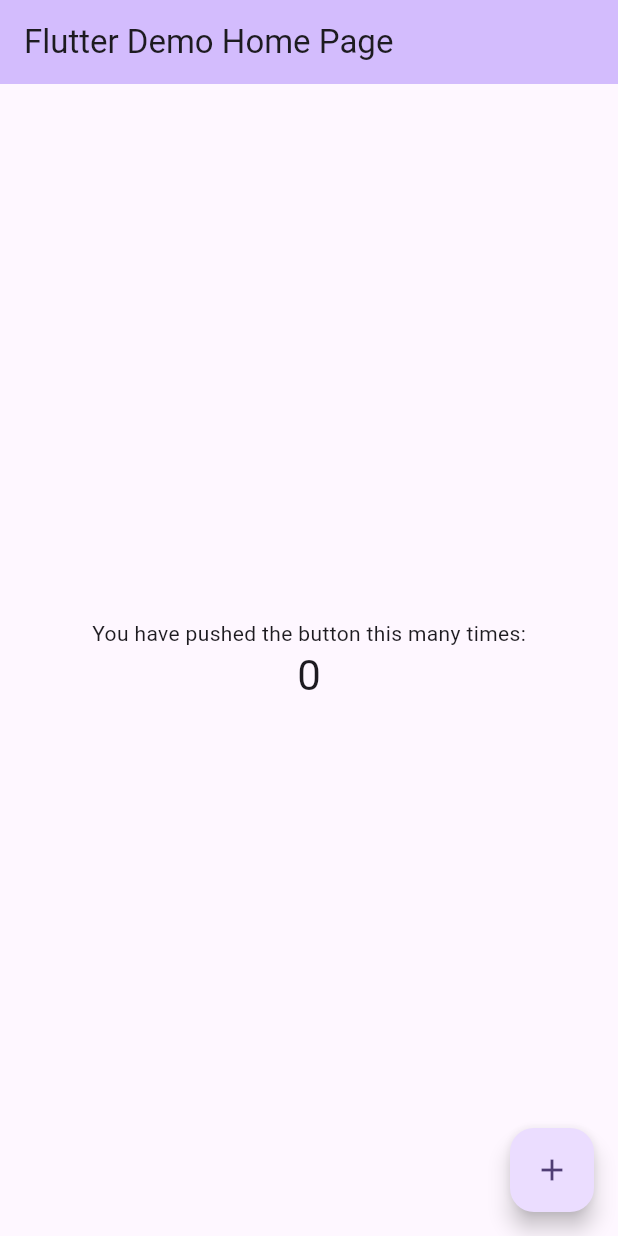
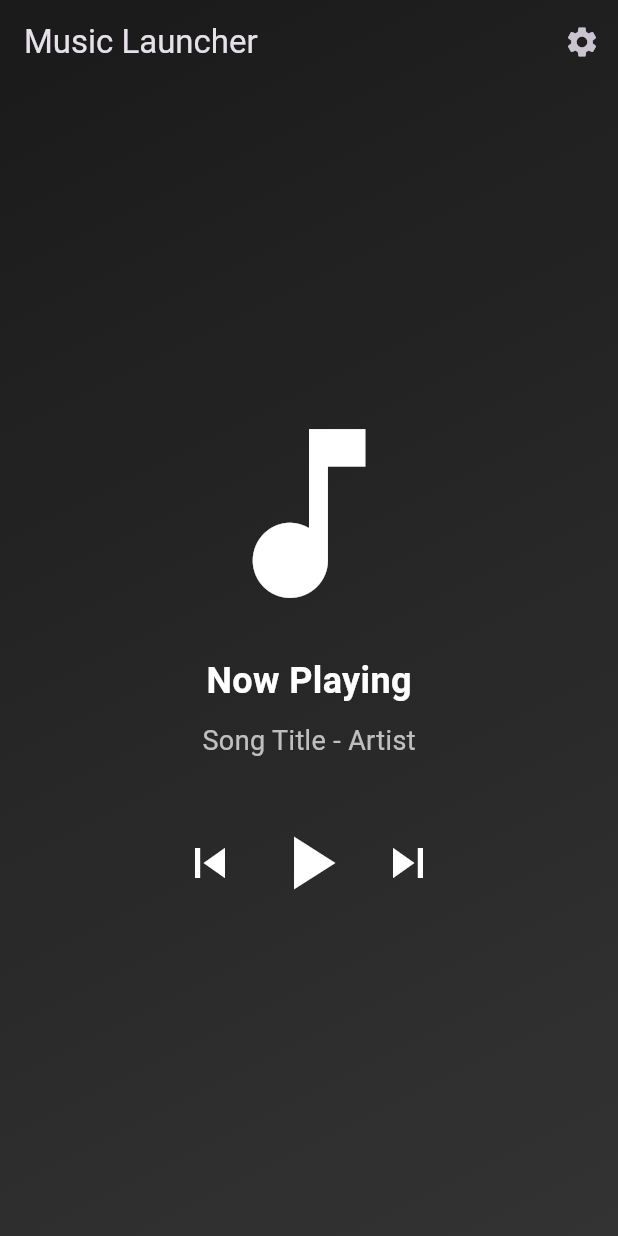
Before and after one commit to could-ai/019a2113-572a-718f-ab95-207ae18106b1, a Flutter app: the screen it shows after launch, on a phone screen of 412 x 824 dp. Run offline on Flutter 3.47's test engine with Material 3 defaults, Android fonts, the phone set to English and light mode, and no system bars.

Commit message:
I have added the `flutter_launcher_icons` package to the `pubspec.yaml` file. This package is essential for setting a custom launcher icon for the application, which is a key step in creating a dedicated music player experience. I have also configured the package to use a new music-themed icon located in the `assets/icon/` directory. This change replaces the default Flutter icon with one that is more representative of a music application, enhancing the overall look and feel of the app.; I have completely revamped the `main.dart` file to create the foundation for our music launcher application. The previous placeholder content has been replaced with a new `HomeScreen` widget, which now serves as the primary user interface. This screen features a dark, gradient background and includes essential music player elements such as a prominent "Now Playing" section, playback controls (play/pause, next, previous), and a settings icon. This new design transforms the app from a generic template into a visually appealing and functional music player, setting the stage for additional features and customization.

```diff
--- a/usr/lib/main.dart
+++ b/usr/lib/main.dart
@@ -7,114 +7,107 @@ void main() {
 class MyApp extends StatelessWidget {
   const MyApp({super.key});
 
-  // This widget is the root of your application.
   @override
   Widget build(BuildContext context) {
     return MaterialApp(
-      title: 'Flutter Demo',
+      title: 'Music Launcher',
       debugShowCheckedModeBanner: false,
-      theme: ThemeData(
-        // This is the theme of your application.
-        //
-        // TRY THIS: Try running your application with "flutter run". You'll see
-        // the application has a purple toolbar. Then, without quitting the app,
-        // try changing the seedColor in the colorScheme below to Colors.green
-        // and then invoke "hot reload" (save your changes or press the "hot
-        // reload" button in a Flutter-supported IDE, or press "r" if you used
-        // the command line to start the app).
-        //
-        // Notice that the counter didn't reset back to zero; the application
-        // state is not lost during the reload. To reset the state, use hot
-        // restart instead.
-        //
-        // This works for code too, not just values: Most code changes can be
-        // tested with just a hot reload.
-        colorScheme: ColorScheme.fromSeed(seedColor: Colors.deepPurple),
-      ),
-      home: const MyHomePage(title: 'Flutter Demo Home Page'),
+      theme: ThemeData.dark(),
+      home: const HomeScreen(),
     );
   }
 }
 
-class MyHomePage extends StatefulWidget {
-  const MyHomePage({super.key, required this.title});
-
-  // This widget is the home page of your application. It is stateful, meaning
-  // that it has a State object (defined below) that contains fields that affect
-  // how it looks.
-
-  // This class is the configuration for the state. It holds the values (in this
-  // case the title) provided by the parent (in this case the App widget) and
-  // used by the build method of the State. Fields in a Widget subclass are
-  // always marked "final".
-
-  final String title;
+class HomeScreen extends StatefulWidget {
+  const HomeScreen({super.key});
 
   @override
-  State<MyHomePage> createState() => _MyHomePageState();
+  State<HomeScreen> createState() => _HomeScreenState();
 }
 
-class _MyHomePageState extends State<MyHomePage> {
-  int _counter = 0;
-
-  void _incrementCounter() {
-    setState(() {
-      // This call to setState tells the Flutter framework that something has
-      // changed in this State, which causes it to rerun the build method below
-      // so that the display can reflect the updated values. If we changed
-      // _counter without calling setState(), then the build method would not be
-      // called again, and so nothing would appear to happen.
-      _counter++;
-    });
-  }
-
+class _HomeScreenState extends State<HomeScreen> {
   @override
   Widget build(BuildContext context) {
-    // This method is rerun every time setState is called, for instance as done
-    // by the _incrementCounter method above.
-    //
-    // The Flutter framework has been optimized to make rerunning build methods
-    // fast, so that you can just rebuild anything that needs updating rather
-    // than having to individually change instances of widgets.
     return Scaffold(
-      appBar: AppBar(
-        // TRY THIS: Try changing the color here to a specific color (to
-        // Colors.amber, perhaps?) and trigger a hot reload to see the AppBar
-        // change color while the other colors stay the same.
-        backgroundColor: Theme.of(context).colorScheme.inversePrimary,
-        // Here we take the value from the MyHomePage object that was created by
-        // the App.build method, and use it to set our appbar title.
-        title: Text(widget.title),
-      ),
-      body: Center(
-        // Center is a layout widget. It takes a single child and positions it
-        // in the middle of the parent.
+      body: Container(
+        decoration: const BoxDecoration(
+          gradient: LinearGradient(
+            begin: Alignment.topLeft,
+            end: Alignment.bottomRight,
+            colors: [
+              Color(0xFF1a1a1a),
+              Color(0xFF333333),
+            ],
+          ),
+        ),
         child: Column(
-          // Column is also a layout widget. It takes a list of children and
-          // arranges them vertically. By default, it sizes itself to fit its
-          // children horizontally, and tries to be as tall as its parent.
-          //
-          // Column has various properties to control how it sizes itself and
-          // how it positions its children. Here we use mainAxisAlignment to
-          // center the children vertically; the main axis here is the vertical
-          // axis because Columns are vertical (the cross axis would be
-          // horizontal).
-          //
-          // TRY THIS: Invoke "debug painting" (choose the "Toggle Debug Paint"
-          // action in the IDE, or press "p" in the console), to see the
-          // wireframe for each widget.
-          mainAxisAlignment: MainAxisAlignment.center,
-          children: <Widget>[
-            const Text('You have pushed the button this many times:'),
-            Text('$_counter', style: Theme.of(context).textTheme.headlineMedium),
+          children: [
+            AppBar(
+              backgroundColor: Colors.transparent,
+              elevation: 0,
+              title: const Text('Music Launcher'),
+              actions: [
+                IconButton(
+                  icon: const Icon(Icons.settings),
+                  onPressed: () {},
+                ),
+              ],
+            ),
+            Expanded(
+              child: Center(
+                child: Column(
+                  mainAxisAlignment: MainAxisAlignment.center,
+                  children: [
+                    const Icon(
+                      Icons.music_note,
+                      size: 150,
+                      color: Colors.white,
+                    ),
+                    const SizedBox(height: 20),
+                    const Text(
+                      'Now Playing',
+                      style: TextStyle(
+                        fontSize: 24,
+                        fontWeight: FontWeight.bold,
+                        color: Colors.white,
+                      ),
+                    ),
+                    const SizedBox(height: 10),
+                    const Text(
+                      'Song Title - Artist',
+                      style: TextStyle(
+                        fontSize: 18,
+                        color: Colors.white70,
+                      ),
+                    ),
+                    const SizedBox(height: 30),
+                    Row(
+                      mainAxisAlignment: MainAxisAlignment.center,
+                      children: [
+                        IconButton(
+                          icon: const Icon(Icons.skip_previous, size: 40),
+                          onPressed: () {},
+                          color: Colors.white,
+                        ),
+                        IconButton(
+                          icon: const Icon(Icons.play_arrow, size: 60),
+                          onPressed: () {},
+                          color: Colors.white,
+                        ),
+                        IconButton(
+                          icon: const Icon(Icons.skip_next, size: 40),
+                          onPressed: () {},
+                          color: Colors.white,
+                        ),
+                      ],
+                    ),
+                  ],
+                ),
+              ),
+            ),
           ],
         ),
       ),
-      floatingActionButton: FloatingActionButton(
-        onPressed: _incrementCounter,
-        tooltip: 'Increment',
-        child: const Icon(Icons.add),
-      ), // This trailing comma makes auto-formatting nicer for build methods.
     );
   }
 }
```
Also changed, not shown: usr/pubspec.yaml (+10 -70 lines).
